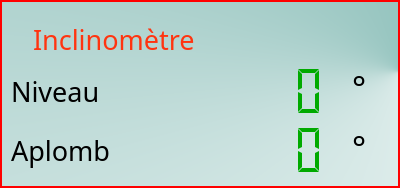
Before: the Qt Designer form napiLCD/alignmentwidget.ui in levanhong05/NapiEmbedded, drawn with Qt 5.
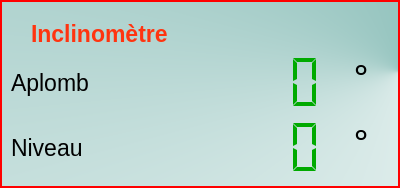
After: the same form once the commit is applied. Icons and pictures are not drawn.

What changed in the file:
```diff
--- a/napiLCD/alignmentwidget.ui
+++ b/napiLCD/alignmentwidget.ui
@@ -10,6 +10,13 @@
     <height>188</height>
    </rect>
   </property>
+  <property name="font">
+   <font>
+    <pointsize>17</pointsize>
+    <weight>75</weight>
+    <bold>true</bold>
+   </font>
+  </property>
   <property name="windowTitle">
    <string>Form</string>
   </property>
@@ -21,8 +28,7 @@
 }
 
 QWidget {
-font-family: &quot;FixedSystem Regular&quot;,Fixedsys;
-font-size: 20pt;
+font-size: 17pt;
 border: none;
 background-color:none;
 }</string>
@@ -53,8 +59,9 @@
        </property>
        <property name="font">
         <font>
-         <family>FixedSystem Regular,Fixedsys</family>
-         <pointsize>20</pointsize>
+         <pointsize>17</pointsize>
+         <weight>75</weight>
+         <bold>true</bold>
         </font>
        </property>
        <property name="styleSheet">
@@ -69,12 +76,11 @@
    </item>
    <item>
     <layout class="QGridLayout" name="gridLayout">
-     <item row="0" column="0">
+     <item row="1" column="0">
       <widget class="QLabel" name="lblHorizontal">
        <property name="font">
         <font>
-         <family>FixedSystem Regular,Fixedsys</family>
-         <pointsize>20</pointsize>
+         <pointsize>17</pointsize>
         </font>
        </property>
        <property name="text">
@@ -82,159 +88,8 @@
        </property>
       </widget>
      </item>
-     <item row="1" column="1">
-      <widget class="QLCDNumber" name="lcdVNumber">
-       <property name="sizePolicy">
-        <sizepolicy hsizetype="Expanding" vsizetype="Expanding">
-         <horstretch>0</horstretch>
-         <verstretch>0</verstretch>
-        </sizepolicy>
-       </property>
-       <property name="palette">
-        <palette>
-         <active>
-          <colorrole role="WindowText">
-           <brush brushstyle="SolidPattern">
-            <color alpha="255">
-             <red>0</red>
-             <green>170</green>
-             <blue>0</blue>
-            </color>
-           </brush>
-          </colorrole>
-          <colorrole role="Text">
-           <brush brushstyle="SolidPattern">
-            <color alpha="255">
-             <red>0</red>
-             <green>170</green>
-             <blue>0</blue>
-            </color>
-           </brush>
-          </colorrole>
-          <colorrole role="ButtonText">
-           <brush brushstyle="SolidPattern">
-            <color alpha="255">
-             <red>0</red>
-             <green>170</green>
-             <blue>0</blue>
-            </color>
-           </brush>
-          </colorrole>
-         </active>
-         <inactive>
-          <colorrole role="WindowText">
-           <brush brushstyle="SolidPattern">
-            <color alpha="255">
-             <red>0</red>
-             <green>170</green>
-             <blue>0</blue>
-            </color>
-           </brush>
-          </colorrole>
-          <colorrole role="Text">
-           <brush brushstyle="SolidPattern">
-            <color alpha="255">
-             <red>0</red>
-             <green>170</green>
-             <blue>0</blue>
-            </color>
-           </brush>
-          </colorrole>
-          <colorrole role="ButtonText">
-           <brush brushstyle="SolidPattern">
-            <color alpha="255">
-             <red>0</red>
-             <green>170</green>
-             <blue>0</blue>
-            </color>
-           </brush>
-          </colorrole>
-         </inactive>
-         <disabled>
-          <colorrole role="WindowText">
-           <brush brushstyle="SolidPattern">
-            <color alpha="255">
-             <red>120</red>
-             <green>120</green>
-             <blue>120</blue>
-            </color>
-           </brush>
-          </colorrole>
-          <colorrole role="Text">
-           <brush brushstyle="SolidPattern">
-            <color alpha="255">
-             <red>120</red>
-             <green>120</green>
-             <blue>120</blue>
-            </color>
-           </brush>
-          </colorrole>
-          <colorrole role="ButtonText">
-           <brush brushstyle="SolidPattern">
-            <color alpha="255">
-             <red>120</red>
-             <green>120</green>
-             <blue>120</blue>
-            </color>
-           </brush>
-          </colorrole>
-         </disabled>
-        </palette>
-       </property>
-       <property name="font">
-        <font>
-         <family>FixedSystem Regular,Fixedsys</family>
-         <pointsize>20</pointsize>
-        </font>
-       </property>
-       <property name="frameShape">
-        <enum>QFrame::NoFrame</enum>
-       </property>
-       <property name="digitCount">
-        <number>7</number>
-       </property>
-       <property name="mode">
-        <enum>QLCDNumber::Dec</enum>
-       </property>
-       <property name="segmentStyle">
-        <enum>QLCDNumber::Flat</enum>
-       </property>
-      </widget>
-     </item>
-     <item row="0" column="2">
-      <widget class="QLabel" name="lblHUnit">
-       <property name="font">
-        <font>
-         <family>FixedSystem Regular,Fixedsys</family>
-         <pointsize>25</pointsize>
-        </font>
-       </property>
-       <property name="styleSheet">
-        <string notr="true">font-size:25pt;</string>
-       </property>
-       <property name="text">
-        <string>°</string>
-       </property>
-       <property name="alignment">
-        <set>Qt::AlignLeading|Qt::AlignLeft|Qt::AlignTop</set>
-       </property>
-      </widget>
-     </item>
-     <item row="1" column="0">
-      <widget class="QLabel" name="lblVertical">
-       <property name="font">
-        <font>
-         <family>FixedSystem Regular,Fixedsys</family>
-         <pointsize>20</pointsize>
-        </font>
-       </property>
-       <property name="text">
-        <string>Aplomb</string>
-       </property>
-      </widget>
-     </item>
      <item row="1" column="2">
-      <widget class="QLabel" name="lblVUnit">
+      <widget class="QLabel" name="lblHUnit">
        <property name="font">
         <font>
          <family>FixedSystem Regular,Fixedsys</family>
@@ -252,7 +107,7 @@
        </property>
       </widget>
      </item>
-     <item row="0" column="1">
+     <item row="1" column="1">
       <widget class="QLCDNumber" name="lcdHNumber">
        <property name="sizePolicy">
         <sizepolicy hsizetype="Expanding" vsizetype="Expanding">
@@ -353,8 +208,7 @@
        </property>
        <property name="font">
         <font>
-         <family>FixedSystem Regular,Fixedsys</family>
-         <pointsize>20</pointsize>
+         <pointsize>17</pointsize>
         </font>
        </property>
        <property name="frameShape">
@@ -371,17 +225,147 @@
        </property>
       </widget>
      </item>
-     <item row="0" column="3">
-      <widget class="QLabel" name="lblHCheck">
-       <property name="text">
-        <string/>
-       </property>
-       <property name="pixmap">
-        <pixmap resource="napilcd_res.qrc">:/napilcd/images/checked.png</pixmap>
-       </property>
-      </widget>
-     </item>
      <item row="1" column="3">
+      <widget class="QLabel" name="lblHCheck">
+       <property name="text">
+        <string/>
+       </property>
+       <property name="pixmap">
+        <pixmap resource="napilcd_res.qrc">:/napilcd/images/checked.png</pixmap>
+       </property>
+      </widget>
+     </item>
+     <item row="0" column="0">
+      <widget class="QLabel" name="lblVertical">
+       <property name="font">
+        <font>
+         <pointsize>17</pointsize>
+        </font>
+       </property>
+       <property name="text">
+        <string>Aplomb</string>
+       </property>
+      </widget>
+     </item>
+     <item row="0" column="1">
+      <widget class="QLCDNumber" name="lcdVNumber">
+       <property name="sizePolicy">
+        <sizepolicy hsizetype="Expanding" vsizetype="Expanding">
+         <horstretch>0</horstretch>
+         <verstretch>0</verstretch>
+        </sizepolicy>
+       </property>
+       <property name="palette">
+        <palette>
+         <active>
+          <colorrole role="WindowText">
+           <brush brushstyle="SolidPattern">
+            <color alpha="255">
+             <red>0</red>
+             <green>170</green>
+             <blue>0</blue>
+            </color>
+           </brush>
+          </colorrole>
+          <colorrole role="Text">
+           <brush brushstyle="SolidPattern">
+            <color alpha="255">
+             <red>0</red>
+             <green>170</green>
+             <blue>0</blue>
+            </color>
+           </brush>
+          </colorrole>
+          <colorrole role="ButtonText">
+           <brush brushstyle="SolidPattern">
+            <color alpha="255">
+             <red>0</red>
+             <green>170</green>
+             <blue>0</blue>
+            </color>
+           </brush>
+          </colorrole>
+         </active>
+         <inactive>
+          <colorrole role="WindowText">
+           <brush brushstyle="SolidPattern">
+            <color alpha="255">
+             <red>0</red>
+             <green>170</green>
+             <blue>0</blue>
+            </color>
+           </brush>
+          </colorrole>
+          <colorrole role="Text">
+           <brush brushstyle="SolidPattern">
+            <color alpha="255">
+             <red>0</red>
+             <green>170</green>
+             <blue>0</blue>
+            </color>
+           </brush>
+          </colorrole>
+          <colorrole role="ButtonText">
+           <brush brushstyle="SolidPattern">
+            <color alpha="255">
+             <red>0</red>
+             <green>170</green>
+             <blue>0</blue>
+            </color>
+           </brush>
+          </colorrole>
+         </inactive>
+         <disabled>
+          <colorrole role="WindowText">
+           <brush brushstyle="SolidPattern">
+            <color alpha="255">
+             <red>120</red>
+             <green>120</green>
+             <blue>120</blue>
+            </color>
+           </brush>
+          </colorrole>
+          <colorrole role="Text">
+           <brush brushstyle="SolidPattern">
+            <color alpha="255">
+             <red>120</red>
+             <green>120</green>
+             <blue>120</blue>
+            </color>
+           </brush>
+          </colorrole>
+          <colorrole role="ButtonText">
+           <brush brushstyle="SolidPattern">
+            <color alpha="255">
+             <red>120</red>
+             <green>120</green>
+             <blue>120</blue>
+            </color>
+           </brush>
+          </colorrole>
+         </disabled>
+        </palette>
+       </property>
+       <property name="font">
+        <font>
+         <pointsize>17</pointsize>
+        </font>
+       </property>
+       <property name="frameShape">
+        <enum>QFrame::NoFrame</enum>
+       </property>
+       <property name="digitCount">
+        <number>7</number>
+       </property>
+       <property name="mode">
+        <enum>QLCDNumber::Dec</enum>
+       </property>
+       <property name="segmentStyle">
+        <enum>QLCDNumber::Flat</enum>
+       </property>
+      </widget>
+     </item>
+     <item row="0" column="3">
       <widget class="QLabel" name="lblVCheck">
        <property name="text">
         <string/>
@@ -391,6 +375,25 @@
        </property>
       </widget>
      </item>
+     <item row="0" column="2">
+      <widget class="QLabel" name="lblVUnit">
+       <property name="font">
+        <font>
+         <family>FixedSystem Regular,Fixedsys</family>
+         <pointsize>25</pointsize>
+        </font>
+       </property>
+       <property name="styleSheet">
+        <string notr="true">font-size:25pt;</string>
+       </property>
+       <property name="text">
+        <string>°</string>
+       </property>
+       <property name="alignment">
+        <set>Qt::AlignLeading|Qt::AlignLeft|Qt::AlignTop</set>
+       </property>
+      </widget>
+     </item>
     </layout>
    </item>
   </layout>
```
